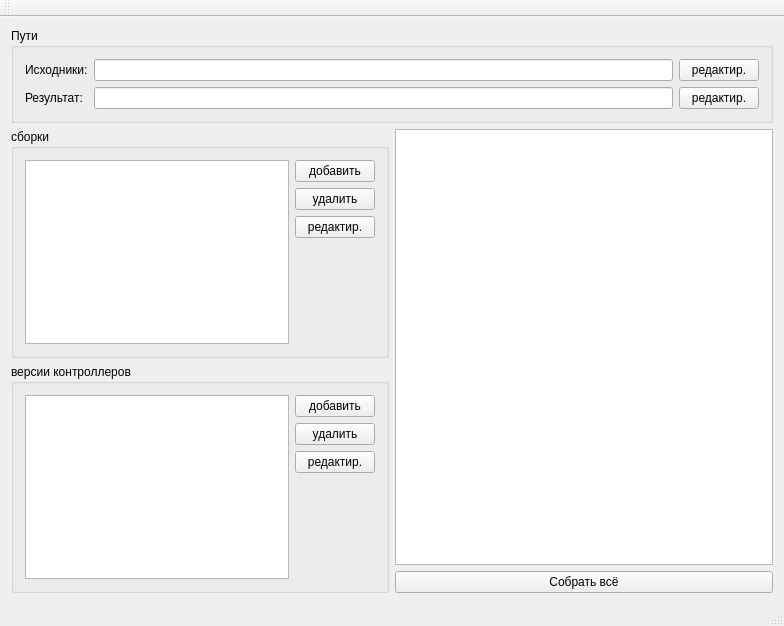
The window that mainwindow.ui (atikbif/Relkon_OS_Builder) describes before a commit, drawn with Qt 5.
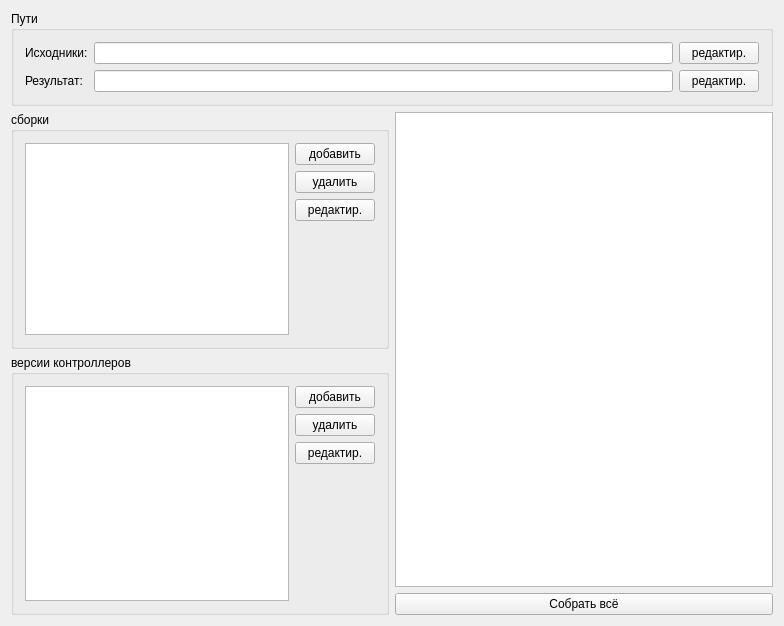
The same window after the commit.

Commit message: Связка настроек с GUI

Patch:
```diff
--- a/mainwindow.ui
+++ b/mainwindow.ui
@@ -73,7 +73,14 @@
       </property>
       <layout class="QGridLayout" name="gridLayout">
        <item row="0" column="0" rowspan="4">
-        <widget class="QListWidget" name="listWidgetBuild"/>
+        <widget class="QListWidget" name="listWidgetBuild">
+         <property name="sizePolicy">
+          <sizepolicy hsizetype="Expanding" vsizetype="Expanding">
+           <horstretch>0</horstretch>
+           <verstretch>1</verstretch>
+          </sizepolicy>
+         </property>
+        </widget>
        </item>
        <item row="0" column="1">
         <widget class="QPushButton" name="pushButtonAddBuild">
@@ -117,6 +124,12 @@
     </item>
     <item row="2" column="0" rowspan="2">
      <widget class="QGroupBox" name="groupBox_2">
+      <property name="sizePolicy">
+       <sizepolicy hsizetype="Preferred" vsizetype="Preferred">
+        <horstretch>0</horstretch>
+        <verstretch>2</verstretch>
+       </sizepolicy>
+      </property>
       <property name="title">
        <string>версии контроллеров</string>
       </property>
@@ -170,25 +183,6 @@
     </item>
    </layout>
   </widget>
-  <widget class="QMenuBar" name="menuBar">
-   <property name="geometry">
-    <rect>
-     <x>0</x>
-     <y>0</y>
-     <width>784</width>
-     <height>21</height>
-    </rect>
-   </property>
-  </widget>
-  <widget class="QToolBar" name="mainToolBar">
-   <attribute name="toolBarArea">
-    <enum>TopToolBarArea</enum>
-   </attribute>
-   <attribute name="toolBarBreak">
-    <bool>false</bool>
-   </attribute>
-  </widget>
-  <widget class="QStatusBar" name="statusBar"/>
  </widget>
  <layoutdefault spacing="6" margin="11"/>
  <resources/>
```
The commit also changes 3 other files.
